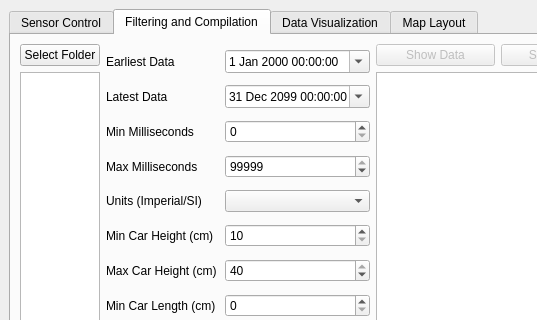
The window that rcdsWindow.ui (CapstoneFlows/rcds-python) describes before a commit, drawn with Qt 5; both pictures show x 0 to 537 and y 0 to 320 of the 640 by 480 pixel window.
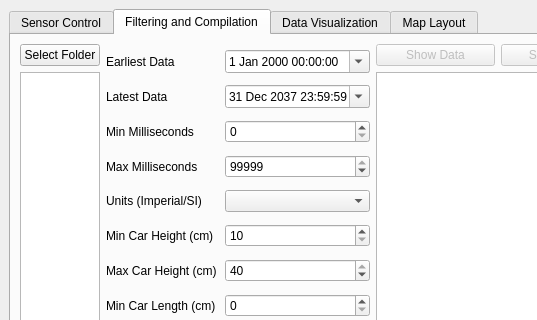
The same window after the commit. The open tabs and pages were chosen to show the change. Custom widgets are drawn as their Qt base class.

Commit message: Have to set to 2037 max because of Unix time

```diff
--- a/rcdsWindow.ui
+++ b/rcdsWindow.ui
@@ -300,27 +300,31 @@
                <widget class="QDateTimeEdit" name="LDateTimeEdit">
                 <property name="date">
                  <date>
-                  <year>2099</year>
+                  <year>2037</year>
                   <month>12</month>
                   <day>31</day>
                  </date>
                 </property>
                 <property name="time">
                  <time>
-                  <hour>0</hour>
-                  <minute>0</minute>
-                  <second>0</second>
-                 </time>
-                </property>
-                <property name="maximumDateTime">
-                 <datetime>
                   <hour>23</hour>
                   <minute>59</minute>
                   <second>59</second>
-                  <year>7999</year>
+                 </time>
+                </property>
+                <property name="maximumDate">
+                 <date>
+                  <year>2037</year>
                   <month>12</month>
-                  <day>30</day>
-                 </datetime>
+                  <day>31</day>
+                 </date>
+                </property>
+                <property name="minimumDate">
+                 <date>
+                  <year>2000</year>
+                  <month>1</month>
+                  <day>1</day>
+                 </date>
                 </property>
                 <property name="calendarPopup">
                  <bool>true</bool>
```
Left out of the diff: 14 changed lines with no effect on the pictures. The commit also changes 1 other file.
